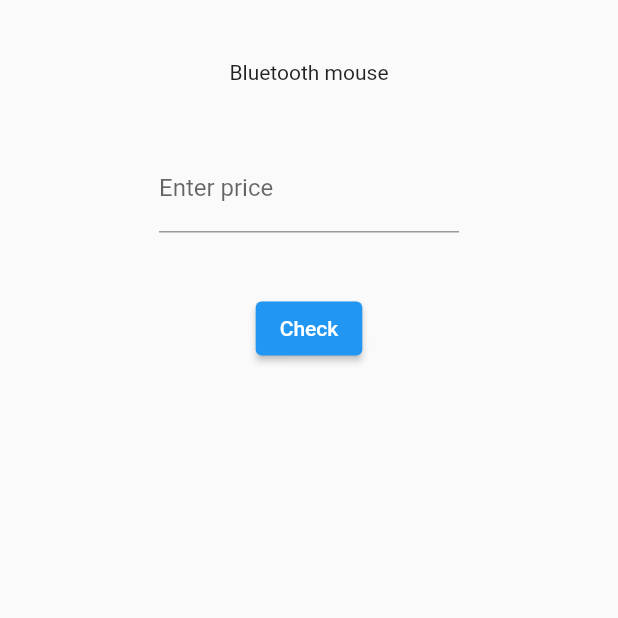
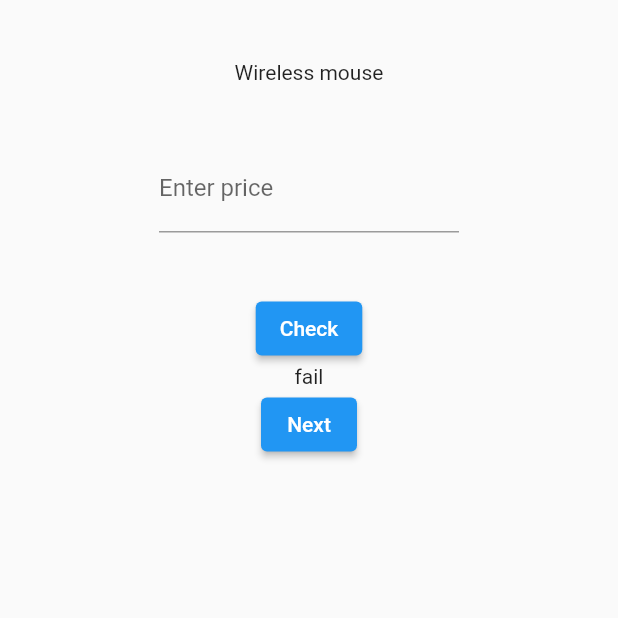
Before and after one commit to doanvanquoc/name_your_price, a Flutter app: the screen it shows after launch, after a tap on "Check", on a phone screen of 412 x 824 dp, the top half of it. Run offline on Flutter 3.47's test engine with Material 2 defaults, Android fonts, the phone set to English and light mode, and no system bars.

Commit message:
Check result & show next product

```diff
--- a/lib/home_page.dart
+++ /dev/null
@@ -1,36 +0,0 @@
-import 'package:flutter/material.dart';
-import 'package:flutter/services.dart';
-
-class HomePage extends StatelessWidget {
-  const HomePage({super.key});
-
-  @override
-  Widget build(BuildContext context) {
-    return Scaffold(
-      body: SafeArea(
-        child: Center(
-          child: Column(
-            children: [
-              const Padding(padding: EdgeInsets.only(top: 40)),
-              const Text('Bluetooth mouse'),
-              const Padding(padding: EdgeInsets.only(top: 40)),
-              SizedBox(
-                width: 200,
-                child: TextField(
-                  decoration: const InputDecoration(labelText: 'Enter price'),
-                  keyboardType: TextInputType.number,
-                  inputFormatters: [FilteringTextInputFormatter.digitsOnly],
-                ),
-              ),
-              const Padding(padding: EdgeInsets.only(top: 40)),
-              ElevatedButton(
-                onPressed: () {},
-                child: const Text('Check'),
-              )
-            ],
-          ),
-        ),
-      ),
-    );
-  }
-}
--- a/lib/main.dart
+++ b/lib/main.dart
@@ -1,6 +1,6 @@
 import 'package:flutter/material.dart';
 
-import 'home_page.dart';
+import 'pages/home_page.dart';
 
 void main() {
   runApp(const MyApp());
--- /dev/null
+++ b/lib/pages/home_page.dart
@@ -0,0 +1,86 @@
+import 'package:flutter/material.dart';
+import 'package:flutter/services.dart';
+
+class ProductInfo {
+  final String name;
+  final int price;
+
+  ProductInfo(this.name, this.price);
+}
+
+final products = [
+  ProductInfo('Wireless mouse', 3),
+  ProductInfo('Keyboard', 5),
+  ProductInfo('Camera', 8),
+  ProductInfo('Speaker', 4),
+  ProductInfo('Ipad', 1000)
+];
+
+class HomePage extends StatefulWidget {
+  const HomePage({super.key});
+
+  @override
+  State<HomePage> createState() => _HomePageState();
+}
+
+class _HomePageState extends State<HomePage> {
+  int _currentProductIndex = 0;
+  int? _inputPrice;
+  String _result = '';
+
+  @override
+  Widget build(BuildContext context) {
+    return Scaffold(
+      body: SafeArea(
+        child: Center(
+          child: Column(
+            children: [
+              const Padding(padding: EdgeInsets.only(top: 40)),
+              Text(products[_currentProductIndex].name),
+              const Padding(padding: EdgeInsets.only(top: 40)),
+              SizedBox(
+                width: 200,
+                child: TextField(
+                  onChanged: (value) {
+                    _inputPrice = int.tryParse(value);
+                  },
+                  key: const Key('priceInput'),
+                  decoration: const InputDecoration(labelText: 'Enter price'),
+                  keyboardType: TextInputType.number,
+                  inputFormatters: [FilteringTextInputFormatter.digitsOnly],
+                ),
+              ),
+              const Padding(padding: EdgeInsets.only(top: 40)),
+              ElevatedButton(
+                onPressed: () {
+                  setState(() {
+                    _result =
+                        _inputPrice == products[_currentProductIndex].price
+                            ? 'pass'
+                            : 'fail';
+                    // if (_currentProductIndex < 4) _currentProductIndex++;
+                  });
+                },
+                child: const Text('Check'),
+              ),
+              Visibility(
+                  visible: _result.isNotEmpty ? true : false,
+                  child: Text(_result, key: const Key('result'))),
+              Visibility(
+                visible: _result.isNotEmpty ? true : false,
+                child: ElevatedButton(
+                    onPressed: () {
+                      setState(() {
+                        _result = '';
+                        if (_currentProductIndex < 4) _currentProductIndex++;
+                      });
+                    },
+                    child: const Text("Next")),
+              )
+            ],
+          ),
+        ),
+      ),
+    );
+  }
+}
```
Also changed, not shown: 1 other file.
